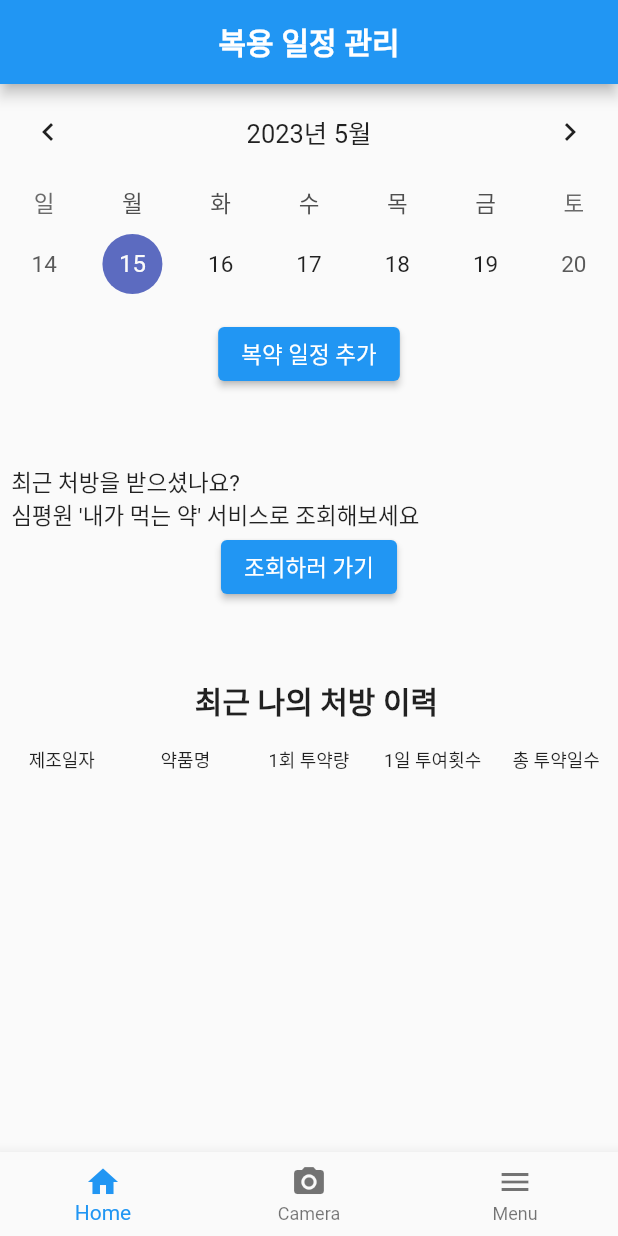
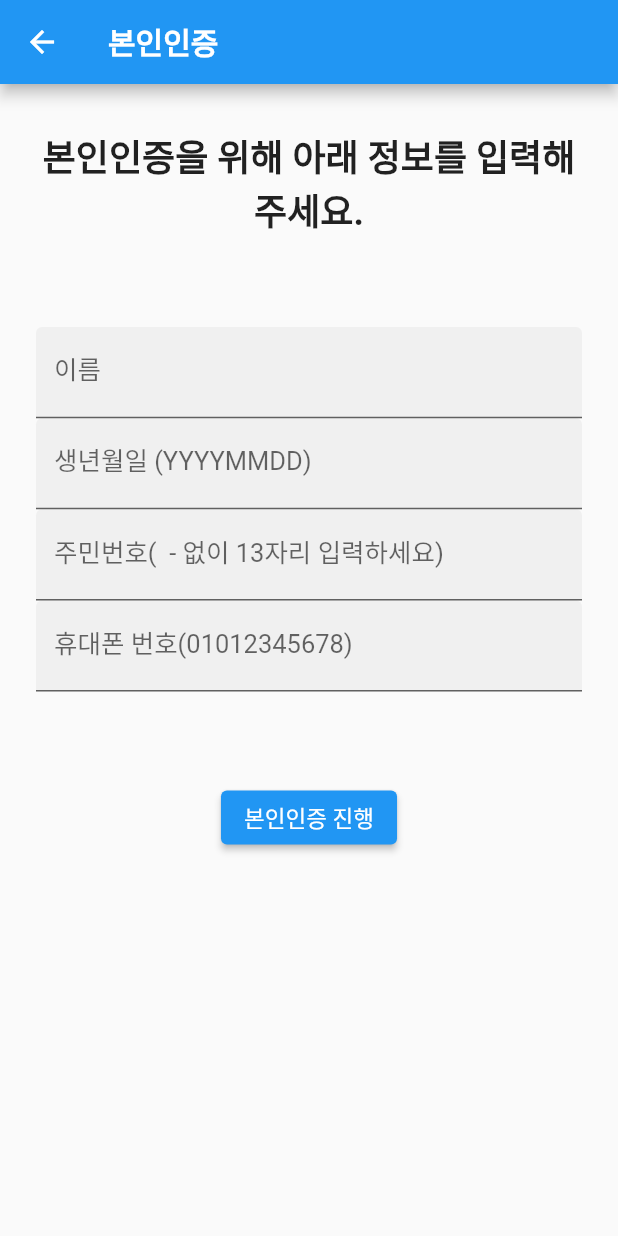
Before and after one commit to kimgiraffe/MedVision_FrontEnd, a Flutter app: the Home screen opened directly, after a tap on "조회하러 가기", on a phone screen of 412 x 824 dp. Run offline on Flutter 3.47's test engine with Material 2 defaults, Android fonts, the phone set to English and light mode, and no system bars; drawn by our look-alikes of table_calendar; our stand-ins replace google_fonts, image_picker.

Commit message:
본인인증 화면 추가

```diff
--- a/lib/home.dart
+++ b/lib/home.dart
@@ -2,6 +2,8 @@ import 'package:flutter/material.dart';
 import 'package:my_app/pages/AddSchedulePage.dart';
 import 'package:my_app/pages/SearchPillPage.dart';
 import 'package:table_calendar/table_calendar.dart';
+import 'package:my_app/pages/AuthenticationPage.dart';
+
 //import 'package:http/http.dart' as http;
 
 class Home extends StatefulWidget {
@@ -148,7 +150,11 @@ class HomeState extends State<Home> {
         Center(
           child:
           ElevatedButton(
-            onPressed: (){},
+            onPressed: (){
+              Navigator.push(
+                context, MaterialPageRoute(builder: (context) =>AuthenticationPage())
+              );
+            },
             child: const Text('조회하러 가기'),
           ),
         ),
--- /dev/null
+++ b/lib/pages/AuthenticationPage.dart
@@ -0,0 +1,114 @@
+import 'package:flutter/material.dart';
+import 'package:flutter/services.dart';
+
+class AuthenticationPage extends StatefulWidget {
+  const AuthenticationPage({Key? key}) : super(key: key);
+
+  @override
+  AuthenticationPageState createState() => AuthenticationPageState();
+}
+
+class AuthenticationPageState extends State<AuthenticationPage> {
+  final _nameController = TextEditingController();
+  final _birthController = TextEditingController();
+  final _idNumberController = TextEditingController();
+  final _phoneNumberController = TextEditingController();
+
+  @override
+  Widget build(BuildContext context) {
+    return Scaffold(
+      appBar: AppBar(
+        title: const Text('본인인증', textAlign: TextAlign.center, style: TextStyle(fontSize: 20.0, fontWeight: FontWeight.w600, color: Colors.white)),
+      ),
+      body: Form(
+        child: ListView(
+          padding: const EdgeInsets.symmetric(horizontal: 24.0),
+          children: <Widget>[
+            const SizedBox(height: 30.0),
+            Column(
+              children: <Widget>[
+                const Text('본인인증을 위해 아래 정보를 입력해주세요.', textAlign: TextAlign.center, style: TextStyle(fontSize: 24.0, fontWeight: FontWeight.bold)),
+                const SizedBox(height: 60.0),
+                TextFormField(
+                  controller: _nameController,
+                  inputFormatters: <TextInputFormatter>[
+                    FilteringTextInputFormatter.allow(RegExp(r'[ㄱ-ㅎ|ㅏ-ㅣ|가-힣|ᆞ|ᆢ|ㆍ|ᆢ|ᄀᆞ|ᄂᆞ|ᄃᆞ|ᄅᆞ|ᄆᆞ|ᄇᆞ|ᄉᆞ|ᄋᆞ|ᄌᆞ|ᄎᆞ|ᄏᆞ|ᄐᆞ|ᄑᆞ|ᄒᆞ]'))
+                  ],
+                  decoration: const InputDecoration(
+                    filled: true,
+                    labelText: '이름',
+                  ),
+                ),
+                TextFormField(
+                  controller: _birthController,
+                  inputFormatters: <TextInputFormatter>[
+                    FilteringTextInputFormatter.allow(RegExp(r'[0-9]'))
+                  ],
+                  decoration: const InputDecoration(
+                    filled: true,
+                    labelText: '생년월일 (YYYYMMDD)',
+                  ),
+                  keyboardType: TextInputType.datetime,
+                ),
+                TextFormField(
+                  controller: _idNumberController,
+                  inputFormatters: <TextInputFormatter>[
+                    FilteringTextInputFormatter.allow(RegExp(r'[0-9]'))
+                  ],
+                  decoration: const InputDecoration(
+                    filled: true,
+                    labelText: '주민번호(  - 없이 13자리 입력하세요)',
+                  ),
+                  obscureText: true,
+                ),
+                TextFormField(
+                  controller: _phoneNumberController,
+                  inputFormatters: <TextInputFormatter>[
+                    FilteringTextInputFormatter.allow(RegExp(r'[0-9]'))
+                  ],
+                  decoration: const InputDecoration(
+                    filled: true,
+                    labelText: '휴대폰 번호(01012345678)',
+                  ),
+                  keyboardType: TextInputType.phone,
+                ),
+                const SizedBox(height: 60.0),
+                ElevatedButton(
+                  onPressed: () {
+                    // 본인인증 로직 추가
+                    // 모든 필드가 채워졌는지 확인
+                    if (_nameController.text.isEmpty ||
+                        _birthController.text.isEmpty ||
+                        _idNumberController.text.isEmpty ||
+                        _phoneNumberController.text.isEmpty) {
+                      showDialog(
+                          context: context,
+                          builder: (BuildContext context) {
+                            return AlertDialog(
+                              title: const Text("알림"),
+                              content: const Text("모든 필드를 채워주세요."),
+                              actions: <Widget>[
+                                TextButton(
+                                  onPressed: () {
+                                    Navigator.of(context).pop();
+                                  },
+                                  child: const Text("확인"),
+                                )
+                              ],
+                            );
+                          });
+                    } else {
+                      // 본인인증 로직 추가
+                      // 예: 본인인증 API 호출
+                    }
+                  },
+                  child: const Text('본인인증 진행'),
+                ),
+              ],
+            )
+          ],
+        ),
+      ),
+    );
+  }
+}
```
Also changed, not shown: 2 other files.
